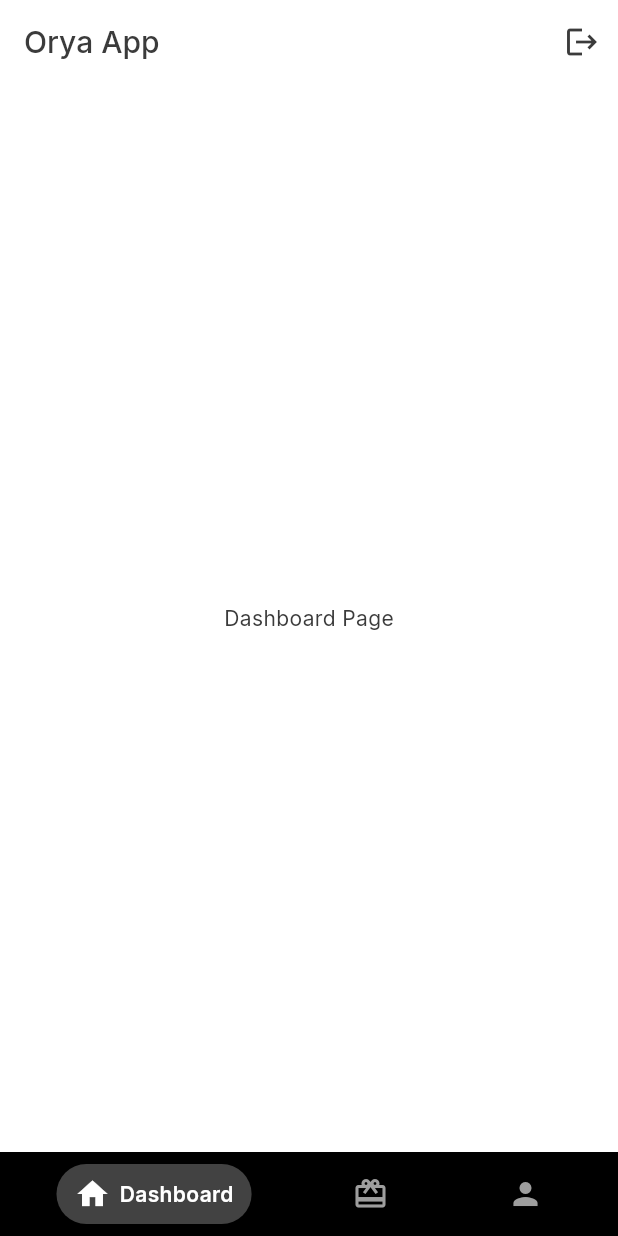
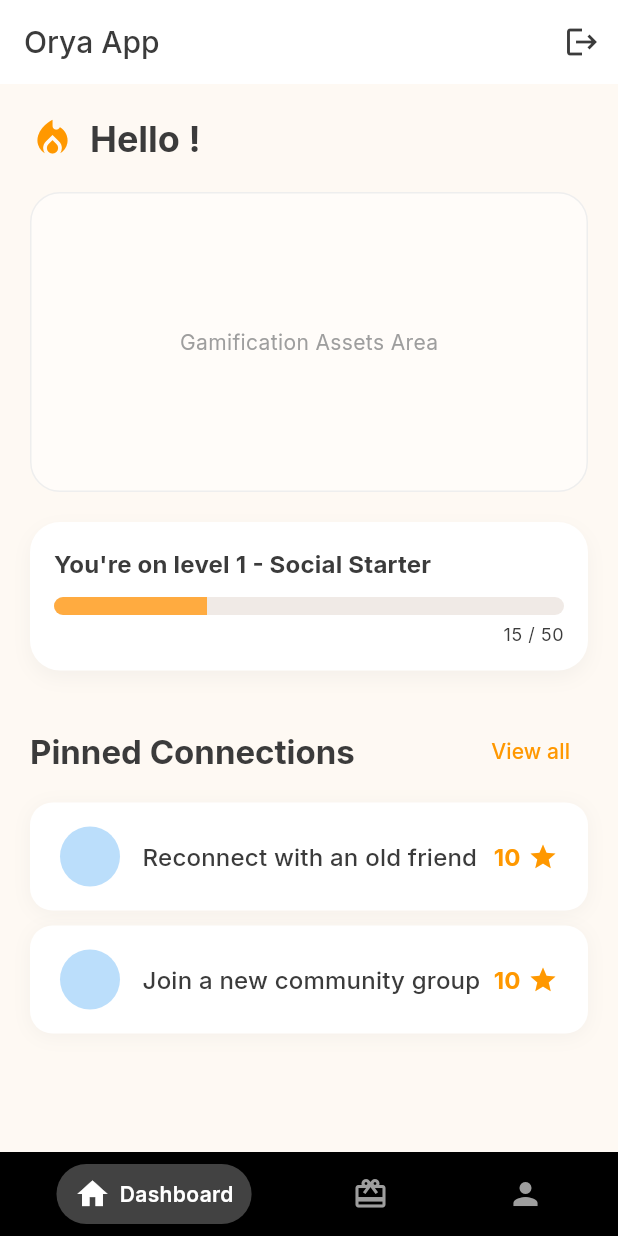
Before and after one commit to orya-ai/v3, a Flutter app: the screen it shows once a user with an empty profile is signed in, on a phone screen of 412 x 824 dp. Run offline on Flutter 3.47's test engine with Material 3 defaults, Android fonts, the phone set to English and light mode, and no system bars; our stand-ins replace cloud_firestore, firebase_auth, firebase_core, flutter_riverpod, go_router, google_fonts; accounts and stored records are empty.

Commit message:
new dashboard untouched

```diff
--- a/lib/features/dashboard/presentation/dashboard_page.dart
+++ b/lib/features/dashboard/presentation/dashboard_page.dart
@@ -1,14 +1,156 @@
 import 'package:flutter/material.dart';
+import 'package:firebase_auth/firebase_auth.dart';
+import 'package:ORYA/core/theme/app_theme.dart';
 
 class DashboardPage extends StatelessWidget {
   const DashboardPage({super.key});
 
   @override
   Widget build(BuildContext context) {
+    final user = FirebaseAuth.instance.currentUser;
+    final displayName = user?.displayName ?? 'User';
+
+    return Scaffold(
+      backgroundColor: const Color(0xFFFEF9F3), // A warm, light background like the image
+      body: SafeArea(
+        child: ListView(
+          padding: const EdgeInsets.all(20.0),
+          children: [
+            _buildHeader(context, displayName),
+            const SizedBox(height: 20),
+            _buildGamificationArea(context),
+            const SizedBox(height: 20),
+            _buildProgressSection(context),
+            const SizedBox(height: 30),
+            _buildPinnedSection(context),
+          ],
+        ),
+      ),
+    );
+  }
+
+  Widget _buildHeader(BuildContext context, String displayName) {
+    return Row(
+      children: [
+        // Placeholder for the flame icon
+        Icon(Icons.local_fire_department, color: Colors.orange, size: 30),
+        const SizedBox(width: 10),
+        Text(
+          'Hello $displayName!',
+          style: Theme.of(context).textTheme.headlineSmall?.copyWith(
+                color: AppTheme.primaryTextColor,
+                fontWeight: FontWeight.bold,
+              ),
+        ),
+      ],
+    );
+  }
+
+  Widget _buildGamificationArea(BuildContext context) {
+    // Placeholder for the main visual area (dragon, window, etc.)
     return Container(
-      color: Colors.white,  // Or any other color you want for the page background
-      child: Center(
-        child: Text('Dashboard Page'),
+      height: 200,
+      decoration: BoxDecoration(
+        color: Colors.white.withOpacity(0.5),
+        borderRadius: BorderRadius.circular(20),
+        border: Border.all(color: Colors.grey.shade200),
+      ),
+      child: const Center(
+        child: Text(
+          'Gamification Assets Area',
+          style: TextStyle(color: Colors.grey),
+        ),
+      ),
+    );
+  }
+
+  Widget _buildProgressSection(BuildContext context) {
+    return Container(
+      padding: const EdgeInsets.all(16),
+      decoration: BoxDecoration(
+        color: Colors.white,
+        borderRadius: BorderRadius.circular(20),
+        boxShadow: [BoxShadow(color: Colors.grey.withOpacity(0.1), blurRadius: 10, offset: const Offset(0, 5))],
+      ),
+      child: Column(
+        crossAxisAlignment: CrossAxisAlignment.start,
+        children: [
+          Text(
+            'You\'re on level 1 - Social Starter',
+            style: Theme.of(context).textTheme.titleMedium?.copyWith(fontWeight: FontWeight.bold),
+          ),
+          const SizedBox(height: 10),
+          ClipRRect(
+            borderRadius: BorderRadius.circular(10),
+            child: const LinearProgressIndicator(
+              value: 0.3, // Placeholder progress
+              minHeight: 12,
+              backgroundColor: Color(0xFFF0EAE6),
+              valueColor: AlwaysStoppedAnimation<Color>(Colors.orangeAccent),
+            ),
+          ),
+          const SizedBox(height: 5),
+          Align(
+            alignment: Alignment.centerRight,
+            child: Text('15 / 50', style: Theme.of(context).textTheme.bodySmall),
+          ),
+        ],
+      ),
+    );
+  }
+
+  Widget _buildPinnedSection(BuildContext context) {
+    return Column(
+      crossAxisAlignment: CrossAxisAlignment.start,
+      children: [
+        Row(
+          mainAxisAlignment: MainAxisAlignment.spaceBetween,
+          children: [
+            Text(
+              'Pinned Connections',
+              style: Theme.of(context).textTheme.titleLarge?.copyWith(fontWeight: FontWeight.bold),
+            ),
+            TextButton(
+              onPressed: () {},
+              child: const Text('View all', style: TextStyle(color: Colors.orange)),
+            ),
+          ],
+        ),
+        const SizedBox(height: 10),
+        _buildTaskCard(context, 'Reconnect with an old friend', '10'),
+        const SizedBox(height: 10),
+        _buildTaskCard(context, 'Join a new community group', '10'),
+      ],
+    );
+  }
+
+  Widget _buildTaskCard(BuildContext context, String title, String points) {
+    return Container(
+      padding: const EdgeInsets.symmetric(horizontal: 20, vertical: 16),
+      decoration: BoxDecoration(
+        color: Colors.white,
+        borderRadius: BorderRadius.circular(15),
+        boxShadow: [BoxShadow(color: Colors.grey.withOpacity(0.1), blurRadius: 10, offset: const Offset(0, 2))],
+      ),
+      child: Row(
+        mainAxisAlignment: MainAxisAlignment.spaceBetween,
+        children: [
+          Row(
+            children: [
+              // Placeholder for person icon
+              CircleAvatar(backgroundColor: Colors.blue.shade100, radius: 20),
+              const SizedBox(width: 15),
+              Text(title, style: Theme.of(context).textTheme.titleMedium),
+            ],
+          ),
+          Row(
+            children: [
+              Text(points, style: Theme.of(context).textTheme.titleMedium?.copyWith(fontWeight: FontWeight.bold, color: Colors.orange)),
+              const SizedBox(width: 5),
+              const Icon(Icons.star, color: Colors.orange, size: 20),
+            ],
+          ),
+        ],
       ),
     );
   }
```
